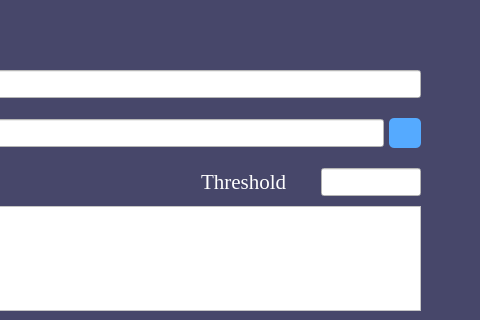
The window that form_stream.ui (HoangLT2603/traffic-count-vehicle) describes before a commit, drawn with Qt 5; both pictures show x 300 to 780 and y 0 to 320 of the 780 by 900 pixel window.
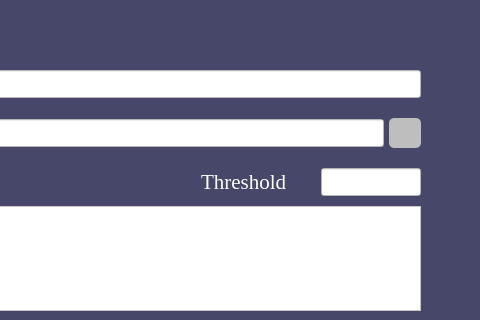
The same window after the commit. Icons and pictures are not drawn.

The edit to the form file:
```diff
--- a/form_stream.ui
+++ b/form_stream.ui
@@ -90,7 +90,8 @@
 }
 
 QPushButton{
-	background-color: rgb(85, 170, 255);
+	
+	background-color: rgb(190, 190, 190);
 	border-radius: 5px;
 }</string>
     </property>
```
Left out of the diff: 6 changed lines with no effect on the pictures.
